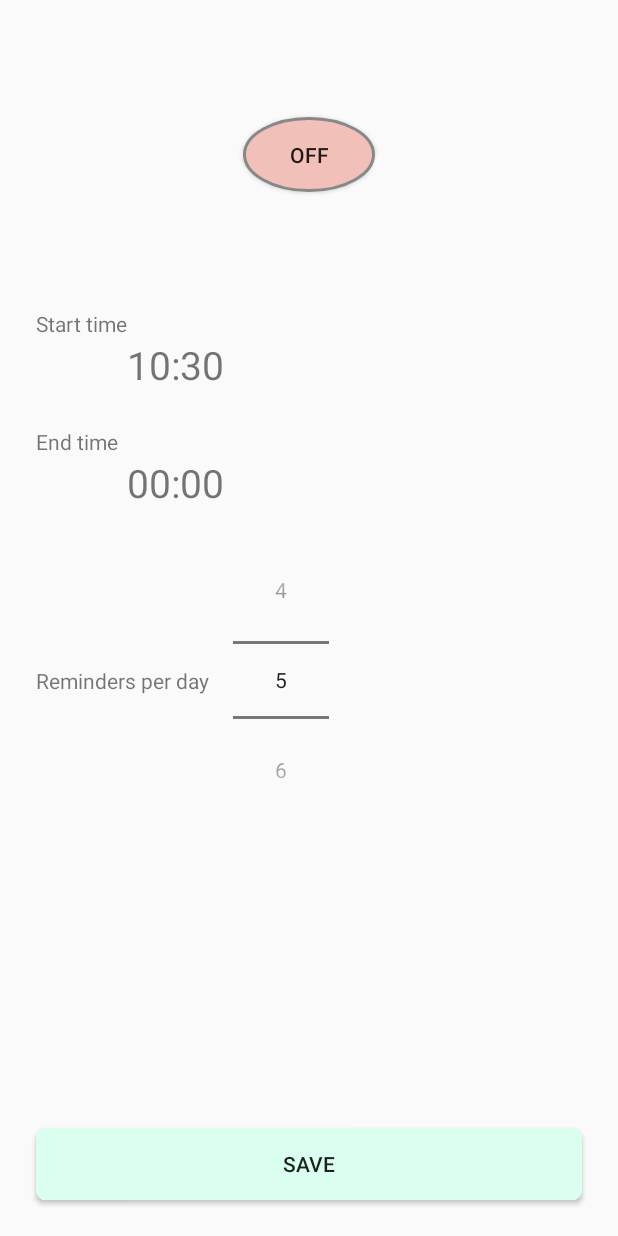
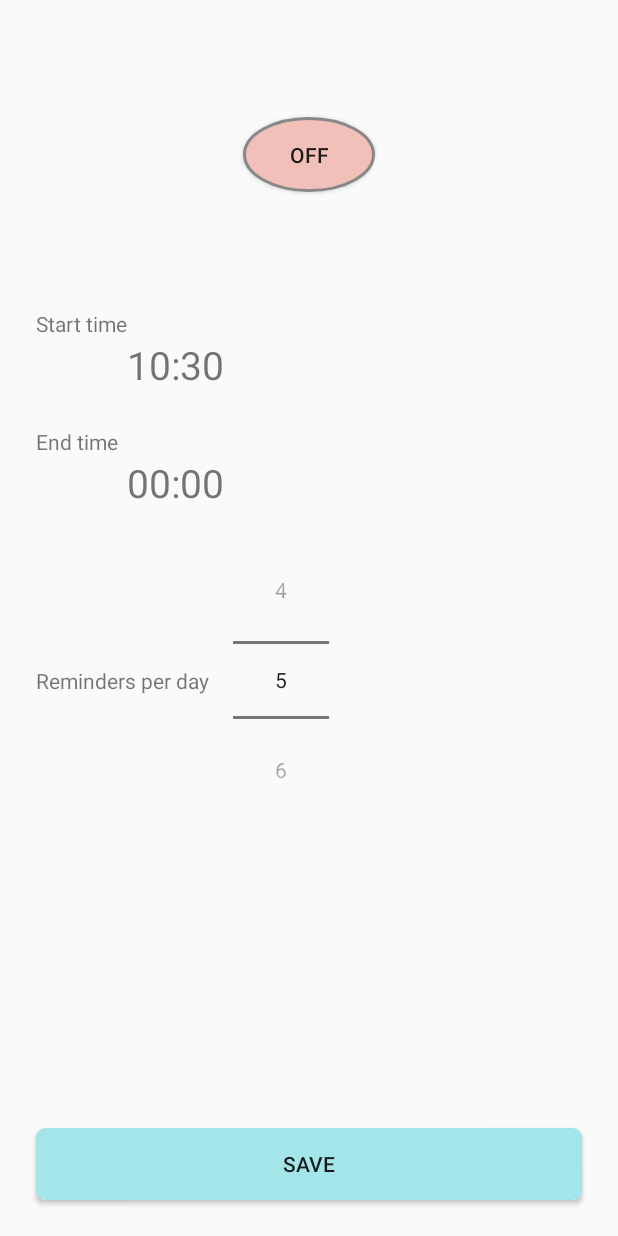
Before and after one commit to pericleskb/headless-reminder, an Android app: the screen it shows after launch (DashboardActivity), on a phone screen of 412 x 824 dp. Run offline under Robolectric (Android 15) with nearby library versions, the phone set to English and light mode, and no system bars.

Commit message:
change colour scheme a bit

```diff
--- a/app/src/main/res/drawable/drawable_rounded_corners_button.xml
+++ b/app/src/main/res/drawable/drawable_rounded_corners_button.xml
@@ -1,5 +1,5 @@
 <?xml version="1.0" encoding="utf-8"?>
 <shape xmlns:android="http://schemas.android.com/apk/res/android">
-    <solid android:color="@color/frosted_mint" />
+    <solid android:color="@color/tiffany_blue" />
     <corners android:radius="6dp" />
 </shape>
--- a/app/src/main/res/values/colors.xml
+++ b/app/src/main/res/values/colors.xml
@@ -2,10 +2,10 @@
 <resources>
     <color name="colorPrimary">#37BEBA</color>
     <color name="colorPrimaryDark">#37BEBA</color>
-    <color name="colorAccent">#DBFFEE</color>
+    <color name="colorAccent">#A4E5E9</color>
     <color name="gray">#888888</color>
 
     <color name="puerto_rico">#37BEBA</color>
     <color name="rose">#F1C0B9</color>
-    <color name="frosted_mint">#DBFFEE</color>
+    <color name="tiffany_blue">#A4E5E9</color>
 </resources>
```
